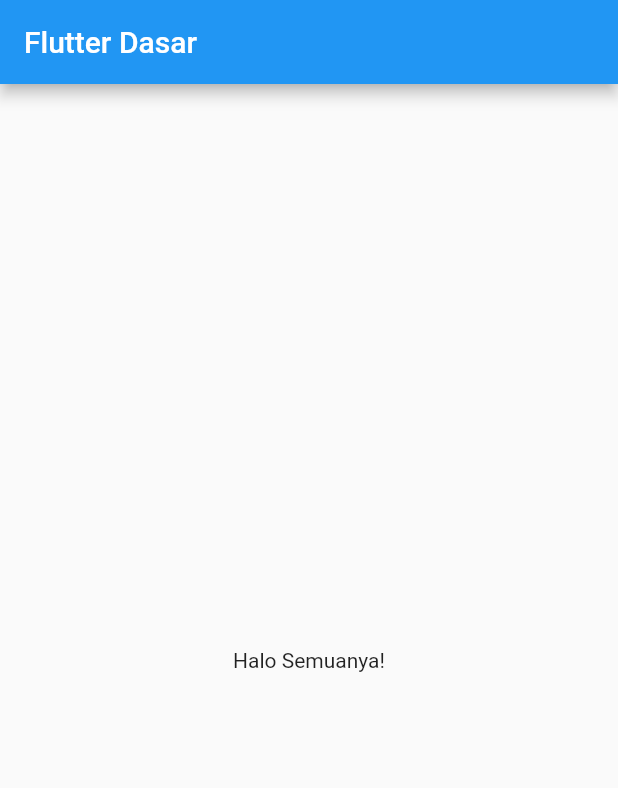
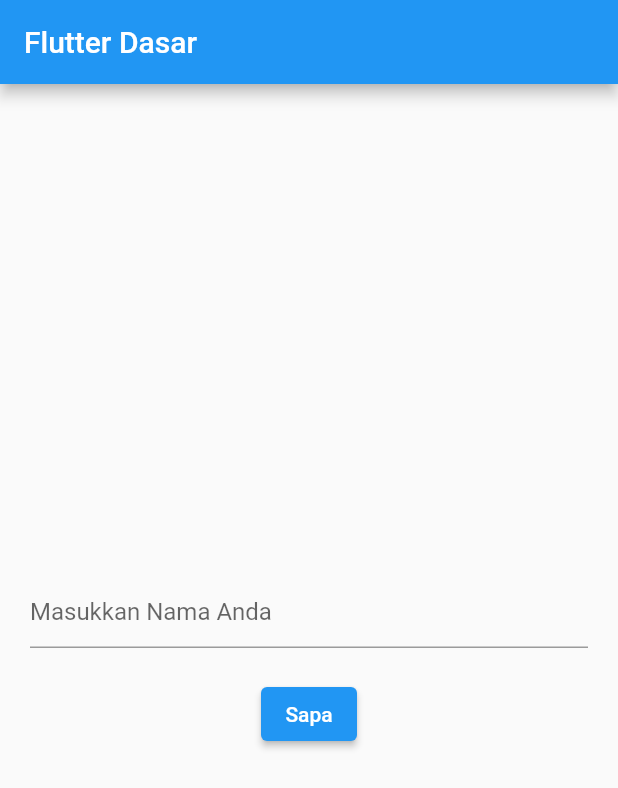
Before and after one commit to kuliahpakdian/flutter_dasar, a Flutter app: the screen it shows after launch, on a phone screen of 412 x 824 dp. Shown: the top 788 px of the screen. Run offline on Flutter 3.47's test engine with Material 2 defaults, Android fonts, the phone set to English and light mode, and no system bars.

Commit message:
Pemrosesan input dari text field

```diff
--- a/lib/ui/my_home_page.dart
+++ b/lib/ui/my_home_page.dart
@@ -1,18 +1,52 @@
 import 'package:flutter/material.dart';
 
-class MyHomePage extends StatelessWidget {
+class MyHomePage extends StatefulWidget {
   final String title;
   const MyHomePage({super.key, required this.title});
+
+  @override
+  State<MyHomePage> createState() => _MyHomePageState();
+}
+
+class _MyHomePageState extends State<MyHomePage> {
+  final namaController = TextEditingController();
+  String nama = '';
+
+  @override
+  void dispose() {
+    namaController.dispose();
+    super.dispose();
+  }
 
   @override
   Widget build(BuildContext context) {
     return Scaffold(
       appBar: AppBar(
-        title: Text(title),
+        title: Text(widget.title),
       ),
-      body: const Center(
-        child: Text(
-          'Halo Semuanya!',
+      body: Center(
+        child: Column(
+          mainAxisAlignment: MainAxisAlignment.center,
+          children: [
+            Padding(
+              padding: const EdgeInsets.all(20.0),
+              child: TextField(
+                controller: namaController,
+                decoration: const InputDecoration(
+                  hintText: 'Masukkan Nama Anda',
+                ),
+              ),
+            ),
+            ElevatedButton(
+              onPressed: () {
+                setState(() {
+                  nama = "Halo ${namaController.text}";
+                });
+              },
+              child: const Text('Sapa'),
+            ),
+            Text(nama),
+          ],
         ),
       ),
     );
```
